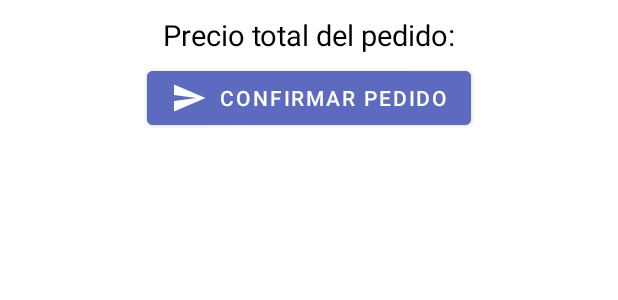
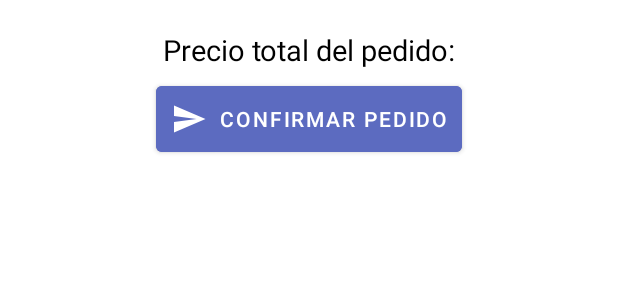
Before and after one commit to fer227/ServitPlus, an Android app: the layout carrito_productos.xml on its own in the app's theme, with its tools: preview values and no code run, on a phone screen of 412 x 824 dp. Shown: the top 300 px of the screen. Run offline under Robolectric (Android 15) with nearby library versions, the phone set to English and light mode, and no system bars.

Commit message:
Calculando el precio del carrito

```diff
--- a/app/src/main/java/com/app/servit/fragments/CarritoFragment.java
+++ b/app/src/main/java/com/app/servit/fragments/CarritoFragment.java
@@ -10,6 +10,7 @@ import androidx.recyclerview.widget.RecyclerView;
 import android.view.LayoutInflater;
 import android.view.View;
 import android.view.ViewGroup;
+import android.widget.TextView;
 
 import com.app.servit.R;
 import com.app.servit.adaptadores.ListAdapterCarrito;
@@ -78,6 +79,11 @@ public class CarritoFragment extends Fragment {
                 else {
                     pedidos.clear();
                     pedidos.addAll(response.body());
+                    float precio_total = 0;
+                    for(Pedido p: pedidos){
+                        precio_total += p.getPrecio() * p.getCantidad();
+                    }
+                    ((TextView)view.findViewById(R.id.precio_carrito)).setText("Precio total del pedido: " + precio_total + "€");
                     adapterCarrito.notifyDataSetChanged();
                     view.findViewById(R.id.include_carrito_no_productos).setVisibility(View.GONE);
                     view.findViewById(R.id.include_carrito_productos).setVisibility(View.VISIBLE);
--- a/app/src/main/res/layout/carrito_productos.xml
+++ b/app/src/main/res/layout/carrito_productos.xml
@@ -21,7 +21,7 @@
             android:id="@+id/precio_carrito"
             android:layout_width="match_parent"
             android:layout_height="wrap_content"
-            android:layout_marginTop="10dp"
+            android:layout_marginTop="20dp"
             android:text="Precio total del pedido:"
             android:textAlignment="center"
             android:textColor="@color/black"
@@ -33,6 +33,7 @@
             android:layout_width="wrap_content"
             android:layout_height="wrap_content"
             android:layout_marginTop="5dp"
+            android:padding="10dp"
             android:backgroundTint="@color/colorSecondary"
             android:drawableLeft="@drawable/enviar"
             android:drawableTint="@color/white"
```
